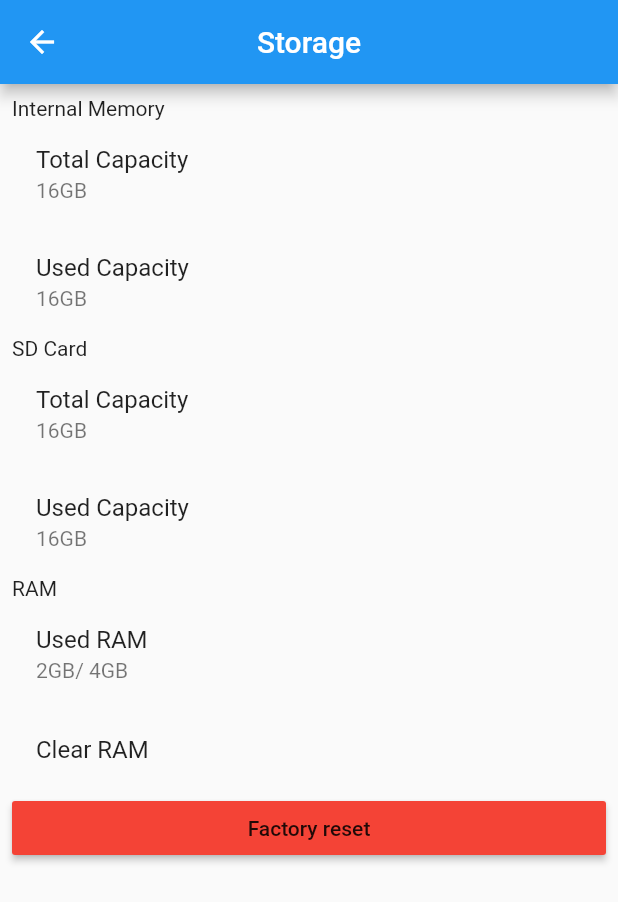
After one commit to kwe-k-u/settings, a Flutter app: the screen it shows after launch, after a tap on "Storage", on a phone screen of 412 x 824 dp. The commit adds this screen. Shown: the top 902 px of the screen. Run offline on Flutter 3.47's test engine with Material 2 defaults, Android fonts, the phone set to English and light mode, and no system bars.

Commit message:
Added basic storage ui

```diff
--- a/lib/UI/HomePage.dart
+++ b/lib/UI/HomePage.dart
@@ -1,4 +1,5 @@
 import 'package:flutter/material.dart';
+import 'package:settings/UI/StoragePage.dart';
 
 
 class HomePage extends StatefulWidget {
@@ -36,6 +37,11 @@ class _HomePageState extends State<HomePage> {
               ListTile(
                 leading: Icon(Icons.sd_storage_sharp),
                 title: Text("Storage"),
+                onTap: (){
+                  Navigator.push(context, MaterialPageRoute(
+                      builder: (context)=> StoragePage())
+                  );
+                },
               ),
 
               ListTile(
--- /dev/null
+++ b/lib/UI/StoragePage.dart
@@ -0,0 +1,90 @@
+import 'package:flutter/material.dart';
+
+class StoragePage extends StatefulWidget {
+  @override
+  _StoragePageState createState() => _StoragePageState();
+}
+
+class _StoragePageState extends State<StoragePage> {
+  @override
+  Widget build(BuildContext context) {
+    return MaterialApp(
+      home: Scaffold(
+        appBar: AppBar(
+          title: Text("Storage"),
+          centerTitle: true,
+          leading: BackButton(
+            onPressed: (){
+              Navigator.pop(context);
+            },
+          ),
+        ),
+
+        body: Container(
+          padding: EdgeInsets.all(8.0),
+          child: ListView(
+            children: [
+
+              //todo add bar to show how much storage is used a free  used[///////-------]free
+              Text("Internal Memory"),
+
+
+              ListTile(
+                title: Text("Total Capacity"),
+                subtitle: Text("16GB"),
+              ),
+
+
+              ListTile(
+                title: Text("Used Capacity"),
+                subtitle: Text("16GB"),
+              ),
+
+
+
+
+              Text("SD Card"),
+
+
+              ListTile(
+                title: Text("Total Capacity"),
+                subtitle: Text("16GB"),
+              ),
+
+
+              ListTile(
+                title: Text("Used Capacity"),
+                subtitle: Text("16GB"),
+              ),
+
+
+
+              Text("RAM"),
+
+
+              ListTile(
+                title: Text("Used RAM"),
+                subtitle: Text("2GB/ 4GB"),
+              ),
+
+
+              ListTile(
+                title: Text("Clear RAM"),
+              ),
+
+
+              RaisedButton(
+                color: Colors.red,
+                onPressed: (){
+
+                },
+                child: Text("Factory reset"),
+              )
+
+            ],
+          ),
+        ),
+      ),
+    );
+  }
+}
```
